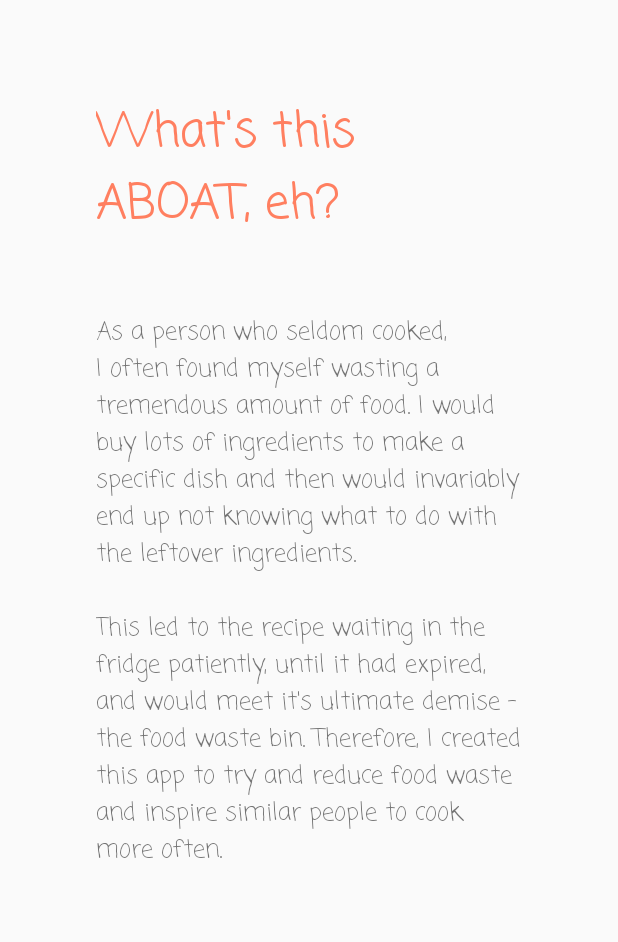
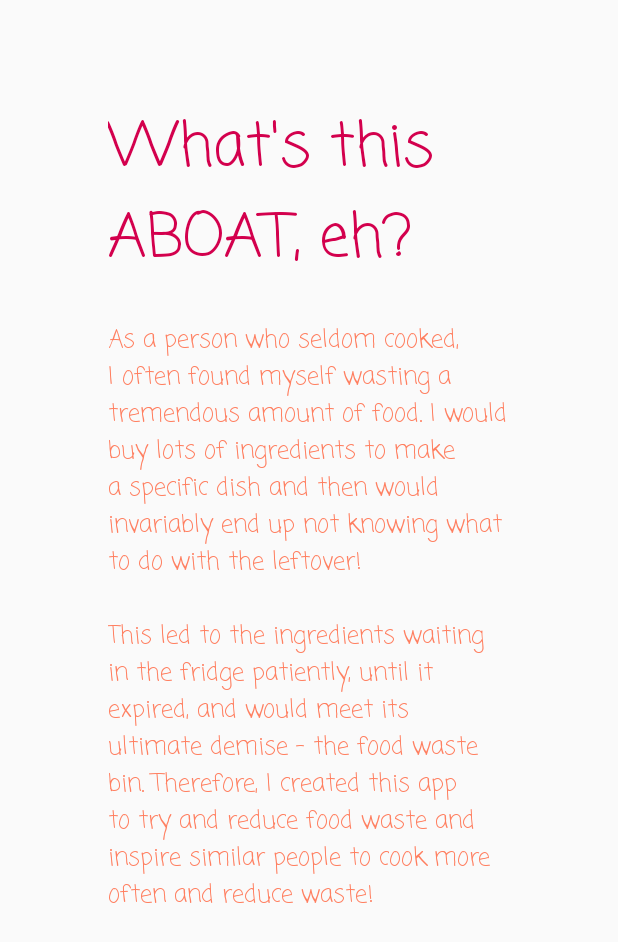
Before and after one commit to 220284hk/WaTaCook, an Android app: the AboutActivity screen opened directly, with no data from a screen before it, on a phone screen of 412 x 824 dp. Shown: the top 942 px of the screen. Run offline under Robolectric (Android 15) with nearby library versions, the phone set to English and light mode, and no system bars.

Commit message:
UX about page

```diff
--- a/app/src/main/java/com/example/leftoverrecipe/MainActivity.java
+++ b/app/src/main/java/com/example/leftoverrecipe/MainActivity.java
@@ -69,7 +69,7 @@ public class MainActivity extends AppCompatActivity {
                 userMenuSelected();
                 return true;
             case R.id.reset_settings:
-                Toast.makeText(getApplicationContext(), "Reset clicked", Toast.LENGTH_SHORT).show();
+//                Toast.makeText(getApplicationContext(), "Reset clicked", Toast.LENGTH_SHORT).show();
                 return true;
             case R.id.show_dislikes_settings:
                 startActivity(new Intent(this, TempDeleteActivity.class));
@@ -79,7 +79,7 @@ public class MainActivity extends AppCompatActivity {
                 //TODO
                 return true;
             case R.id.about_settings:
-                Toast.makeText(getApplicationContext(), "Abouts clicked", Toast.LENGTH_SHORT).show();
+//                Toast.makeText(getApplicationContext(), "Abouts clicked", Toast.LENGTH_SHORT).show();
                 startActivity(new Intent(this, AboutActivity.class));
                 return true;
             default:
--- a/app/src/main/res/layout/activity_about.xml
+++ b/app/src/main/res/layout/activity_about.xml
@@ -1,20 +1,32 @@
 <?xml version="1.0" encoding="utf-8"?>
-<LinearLayout xmlns:android="http://schemas.android.com/apk/res/android"
+<androidx.constraintlayout.widget.ConstraintLayout xmlns:android="http://schemas.android.com/apk/res/android"
+    xmlns:app="http://schemas.android.com/apk/res-auto"
     xmlns:tools="http://schemas.android.com/tools"
     android:layout_width="match_parent"
     android:layout_height="match_parent"
     android:orientation="vertical"
-    android:padding="@dimen/padding_large"
     tools:context=".mainMenuActivities.AboutActivity">
 
     <TextView
-        style="@style/AppTheme.LargeText"
-        android:text="@string/about_title" />
+        android:id="@+id/activity_about_title"
+        style="@style/AppTheme.BasicActivity"
+        android:text="@string/about_title"
+        android:textSize="@dimen/title_medium"
+        android:layout_marginBottom="@dimen/margin_small"
+        app:layout_constraintBottom_toTopOf="@+id/activity_about_paragraph"
+        app:layout_constraintEnd_toEndOf="parent"
+        app:layout_constraintStart_toStartOf="parent" />
 
     <TextView
+        android:id="@+id/activity_about_paragraph"
+        style="@style/AppTheme.BasicActivity.paragraph"
         android:layout_width="wrap_content"
         android:layout_height="wrap_content"
         android:text="@string/about_p"
-        android:textSize="@dimen/text_medium_small" />
+        android:textSize="@dimen/text_medium_small"
+        app:layout_constraintBottom_toBottomOf="parent"
+        app:layout_constraintEnd_toEndOf="parent"
+        app:layout_constraintStart_toStartOf="parent"
+        app:layout_constraintTop_toTopOf="parent" />
 
-</LinearLayout>
+</androidx.constraintlayout.widget.ConstraintLayout>
--- a/app/src/main/res/values/dimens.xml
+++ b/app/src/main/res/values/dimens.xml
@@ -6,12 +6,14 @@
     <!--    Margin-->
     <dimen name="margin_large">72dp</dimen>
     <dimen name="margin_medium">48dp</dimen>
+    <dimen name="margin_medium_small">36dp</dimen>
     <dimen name="margin_small">24dp</dimen>
     <dimen name="margin_x_small">16dp</dimen>
     <dimen name="margin_xx_small">8dp</dimen>
 
     <!--    Title-->
     <dimen name="title_large">60sp</dimen>
+    <dimen name="title_medium_large">52sp</dimen>
     <dimen name="title_medium">40sp</dimen>
 
     <!--    Text-->
--- a/app/src/main/res/values/strings.xml
+++ b/app/src/main/res/values/strings.xml
@@ -50,8 +50,8 @@
 
     <!--    Easter Egg-->
     <string name="easter_egg">Give Hyun money</string>
-    <string name="easter_string">Thank you for your support\n\nMy bank is 농협\nAccount number: 302-1213-34...\n\nHaha just kidding!</string>
-    <string name="title_activity_settings">SettingsActivity</string>
+    <string name="easter_egg_title">You found it!</string>
+    <string name="easter_egg_paragraph">Thank you for your support\n\nMy bank is 농협\nAccount number: 302-1213-34...\n\nHaha, just kidding!</string>
 
     <!-- Preference Titles -->
     <string name="messages_header">Messages</string>
@@ -94,8 +94,9 @@
     <string name="phone_number_template">Phone number: 010 1234 5678</string>
     <string name="reset_settings">reset_settings</string>
 
-<!--    about page-->
+    <!--    about page-->
     <string name="about_title">What\'s this ABOAT, eh?</string>
-    <string name="about_p">As a person who seldom cooked, I often found myself wasting a tremendous amount of food. I would buy lots of ingredients to make a specific dish and then would invariably end up not knowing what to do with the leftover ingredients.\n\nThis led to the recipe waiting in the fridge patiently, until it had expired, and would meet it\'s ultimate demise - the food waste bin. Therefore, I created this app to try and reduce food waste and inspire similar people to cook more often.</string>
+    <string name="about_p">As a person who seldom cooked, I often found myself wasting a tremendous amount of food. I would buy lots of ingredients to make a specific dish and then would invariably end up not knowing what to do with the leftover!\n\nThis led to the ingredients waiting in the fridge patiently, until it expired, and would meet its ultimate demise - the food waste bin. Therefore, I created this app to try and reduce food waste and inspire similar people to cook more often and reduce waste!</string>
+    <string name="no_results_image_content_description">no_results_activity_background_image</string>
 
 </resources>
--- a/app/src/main/res/values/styles.xml
+++ b/app/src/main/res/values/styles.xml
@@ -5,12 +5,30 @@
         <item name="fontFamily">casual</item>
     </style>
 
+
     <style name="AppTheme.LargeText">
         <item name="android:textSize">@dimen/text_large</item>
-        <item name="android:layout_marginBottom">@dimen/margin_medium</item>
+        <item name="android:layout_marginBottom">@dimen/margin_medium_small</item>
         <item name="android:textColor">@color/colorPrimaryMain</item>
         <item name="android:layout_width">match_parent</item>
         <item name="android:layout_height">wrap_content</item>
+    </style>
+
+    <style name="AppTheme.BasicActivity">
+        <item name="android:layout_width">wrap_content</item>
+        <item name="android:layout_height">wrap_content</item>
+        <item name="android:elevation">2dp</item>
+        <item name="android:paddingStart">@dimen/margin_large</item>
+        <item name="android:paddingEnd">@dimen/margin_large</item>
+        <item name="android:textColor">@color/colorPrimaryDark</item>
+        <item name="android:textSize">@dimen/title_medium_large</item>
+    </style>
+
+    <style name="AppTheme.BasicActivity.paragraph">
+        <item name="android:elevation">2dp</item>
+        <item name="android:text">@string/no_results_title</item>
+        <item name="android:textColor">@color/colorPrimaryMain</item>
+        <item name="android:textSize">@dimen/text_medium</item>
     </style>
 
     <style name="AppTheme.Lobster" >
```
Also changed, not shown: app/src/main/java/com/example/leftoverrecipe/mainMenuActivities/UserInfoActivity.java (+20 -3 lines), app/src/main/res/layout/activity_easter_egg.xml (+11 -6 lines), app/src/main/res/layout/activity_no_results.xml (+4 -14 lines), app/src/main/res/layout/activity_user_info.xml (+32 -24 lines).
